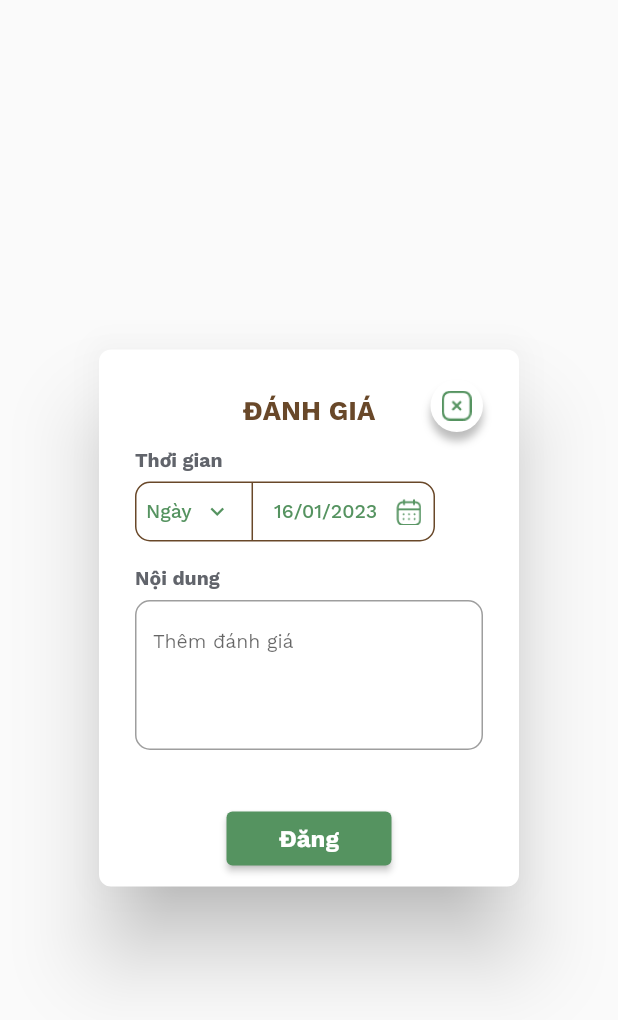
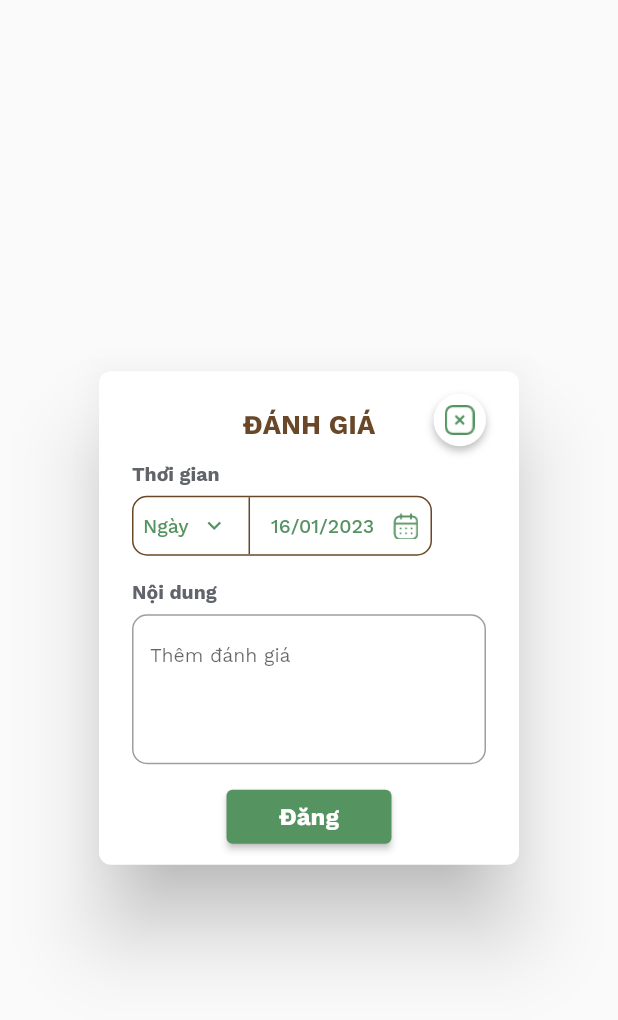
Before and after one commit to GDSC-UIT/eGreenBin-mobile, a Flutter app: the DiaLogComment widget shown alone on an empty page, opened directly with empty values, on a phone screen of 412 x 824 dp. Shown: the top 1020 px of the screen. Run offline on Flutter 3.47's test engine with Material 2 defaults, Android fonts, the light colour scheme and no system bars; our stand-ins replace fl_chart, get, google_fonts, percent_indicator.

Commit message:
edit dialog

```diff
--- a/lib/app/global_widgets/dialog_comment.dart
+++ b/lib/app/global_widgets/dialog_comment.dart
@@ -32,6 +32,8 @@ class _DiaLogCommentState extends State<DiaLogComment> {
   @override
   Widget build(BuildContext context) {
     return AlertDialog(
+      contentPadding:
+          const EdgeInsets.only(top: 15, left: 22, right: 22, bottom: 0),
       backgroundColor: Colors.white,
       shape: RoundedRectangleBorder(
         borderRadius: BorderRadius.circular(8),
@@ -57,7 +59,7 @@ class _DiaLogCommentState extends State<DiaLogComment> {
                       color: AppColors.shadow,
                       spreadRadius: 0,
                       blurRadius: 4,
-                      offset: Offset(0, 6), // changes position of shadow
+                      offset: Offset(0, 3), // changes position of shadow
                     ),
                   ],
                 ),
@@ -70,7 +72,7 @@ class _DiaLogCommentState extends State<DiaLogComment> {
               ),
             ),
           ),
-          Container(
+          SizedBox(
             height: 250,
             child: Column(
               children: [
@@ -136,10 +138,7 @@ class _DiaLogCommentState extends State<DiaLogComment> {
                       ),
                       onChanged: (value) {
                         setState(() {
-                          if (value.trim() == "")
-                            isNull = true;
-                          else
-                            isNull = false;
+                          isNull = (value.trim() == "");
                         });
                       },
                     ),
@@ -161,13 +160,13 @@ class _DiaLogCommentState extends State<DiaLogComment> {
                 widget.onSave();
                 Navigator.of(context).pop();
               },
+              style: ElevatedButton.styleFrom(
+                primary: AppColors.normal, // mau button
+                onPrimary: AppColors.primarySubtle2, // mau chu
+              ),
               child: Text(
                 "Đăng",
                 style: CustomTextStyle.b6(AppColors.primarySubtle2),
-              ),
-              style: ElevatedButton.styleFrom(
-                primary: AppColors.normal, // mau button
-                onPrimary: AppColors.primarySubtle2, // mau chu
               ),
             ),
           ),
```
